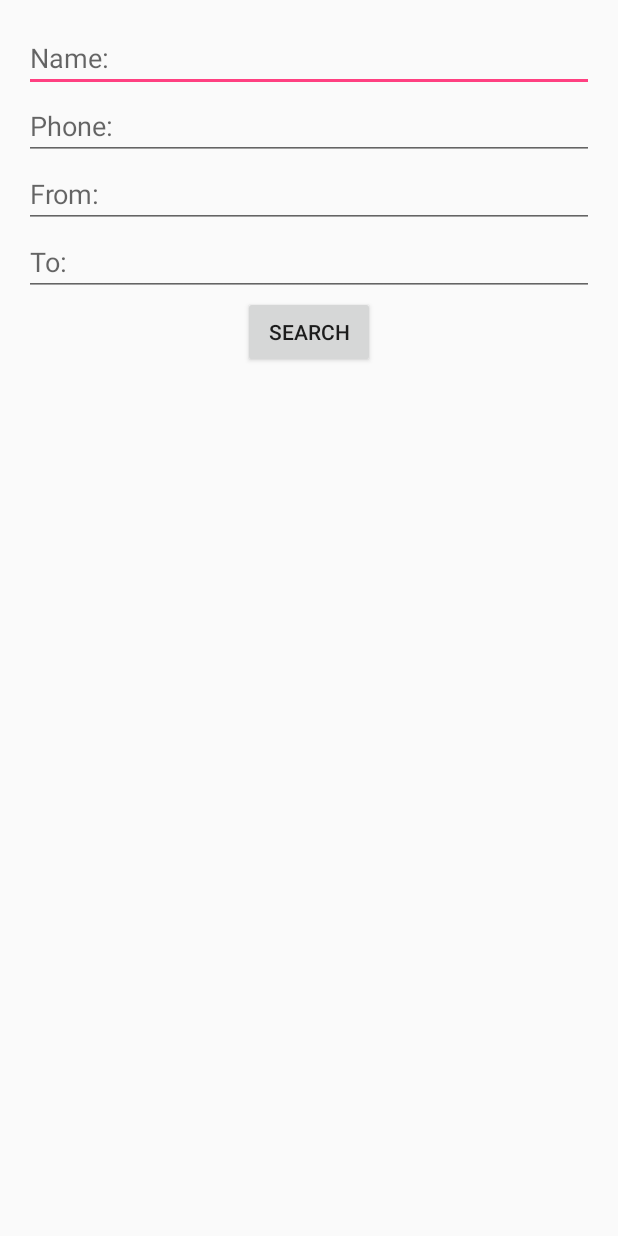
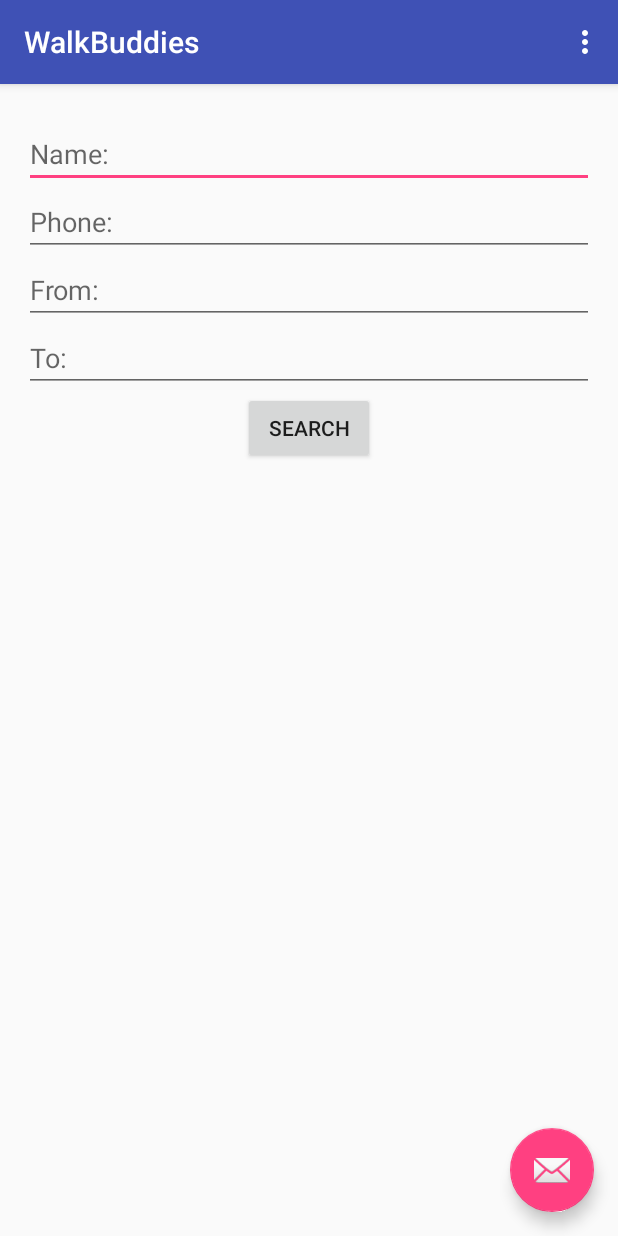
Before and after one commit to YiyangXu/WalkBuddyNew, an Android app: the screen it shows after launch (MainActivity), on a phone screen of 412 x 824 dp. Run offline under Robolectric (Android 15) with nearby library versions, the phone set to English and light mode, and no system bars.

Commit message:
More search screen

```diff
--- a/WalkBuddies2/app/build.gradle
+++ b/WalkBuddies2/app/build.gradle
@@ -25,7 +25,7 @@ android {
 dependencies {
     androidTestCompile 'junit:junit:4.12'
     compile fileTree(dir: 'libs', include: ['*.jar'])
-    compile 'com.android.support:appcompat-v7:23.1.1'
+    compile 'com.android.support:appcompat-v7:23+'
     compile 'com.android.support:design:23.1.1'
 
     androidTestCompile 'com.android.support:support-annotations:23+'
--- a/WalkBuddies2/app/src/main/res/layout/activity_main.xml
+++ b/WalkBuddies2/app/src/main/res/layout/activity_main.xml
@@ -1,4 +1,34 @@
 <?xml version="1.0" encoding="utf-8"?>
+<android.support.design.widget.CoordinatorLayout xmlns:android="http://schemas.android.com/apk/res/android"
+    xmlns:app="http://schemas.android.com/apk/res-auto"
+    xmlns:tools="http://schemas.android.com/tools"
+    android:layout_width="match_parent"
+    android:layout_height="match_parent"
+    android:fitsSystemWindows="true"
+    tools:context="wehack.tune.walkbuddies.MainActivity">
+
+    <android.support.design.widget.AppBarLayout
+        android:layout_width="match_parent"
+        android:layout_height="wrap_content"
+        android:theme="@style/AppTheme.AppBarOverlay">
+
+        <android.support.v7.widget.Toolbar
+            android:id="@+id/toolbar"
+            android:layout_width="match_parent"
+            android:layout_height="?attr/actionBarSize"
+            android:background="?attr/colorPrimary"
+            app:popupTheme="@style/AppTheme.PopupOverlay" />
+
+    </android.support.design.widget.AppBarLayout>
+
+    <android.support.design.widget.FloatingActionButton
+        android:id="@+id/fab"
+        android:layout_width="wrap_content"
+        android:layout_height="wrap_content"
+        android:layout_gravity="bottom|end"
+        android:layout_margin="@dimen/fab_margin"
+        android:src="@android:drawable/ic_dialog_email" />
+
     <LinearLayout xmlns:android="http://schemas.android.com/apk/res/android"
         xmlns:tools="http://schemas.android.com/tools"
         android:layout_width="match_parent"
@@ -6,9 +36,9 @@
         android:paddingBottom="@dimen/activity_vertical_margin"
         android:paddingLeft="@dimen/activity_horizontal_margin"
         android:paddingRight="@dimen/activity_horizontal_margin"
-    android:paddingTop="@dimen/activity_vertical_margin"
+        android:paddingTop="120px"
         android:orientation="vertical"
-    tools:context="com.example.aixin.walkbuddies.MainActivity">
+        tools:context="wehack.tune.walkbuddies.MainActivity">
 
         <LinearLayout
             android:orientation="vertical"
@@ -54,3 +84,5 @@
         </LinearLayout>
 
     </LinearLayout>
+
+</android.support.design.widget.CoordinatorLayout>
--- a/WalkBuddies2/app/src/main/res/layout/content_main.xml
+++ b/WalkBuddies2/app/src/main/res/layout/content_main.xml
@@ -9,8 +9,7 @@
     android:paddingRight="@dimen/activity_horizontal_margin"
     android:paddingTop="@dimen/activity_vertical_margin"
     app:layout_behavior="@string/appbar_scrolling_view_behavior"
-    tools:context="wehack.tune.walkbuddies.MainActivity"
-    tools:showIn="@layout/activity_main">
+    tools:context="wehack.tune.walkbuddies.MainActivity" >
 
     <TextView
         android:layout_width="wrap_content"
```
Lines whose indentation alone changed are shown as unchanged.
